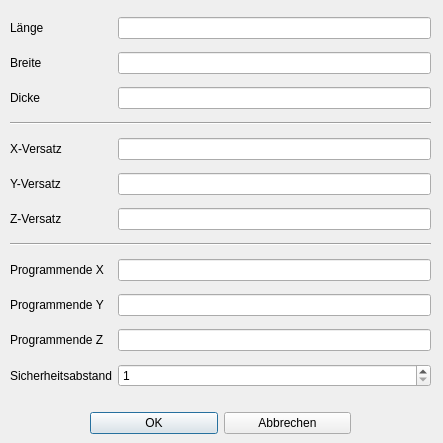
This is Dialoge/bearb/dialog_bearb_pkopf.ui in TischlerWilly/simson as Qt 5 draws it before an edit. The edited form follows.
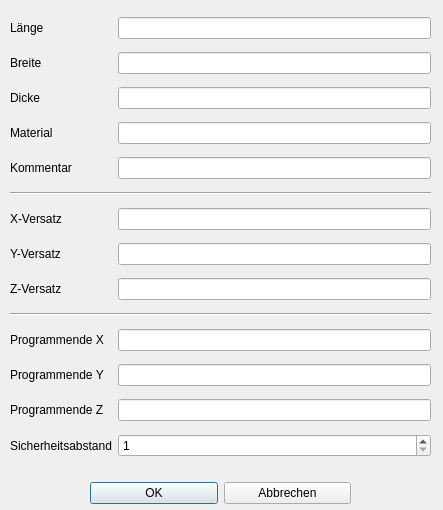
This is the edited form.

Commit message: pkopf erweitert um Material und Kommentar

What changed in the file:
```diff
--- a/Dialoge/bearb/dialog_bearb_pkopf.ui
+++ b/Dialoge/bearb/dialog_bearb_pkopf.ui
@@ -7,7 +7,7 @@
     <x>0</x>
     <y>0</y>
     <width>443</width>
-    <height>443</height>
+    <height>510</height>
    </rect>
   </property>
   <property name="windowTitle">
@@ -19,85 +19,67 @@
      <x>10</x>
      <y>10</y>
      <width>421</width>
-     <height>391</height>
+     <height>461</height>
     </rect>
    </property>
    <layout class="QGridLayout" name="gridLayout">
-    <item row="9" column="1">
-     <widget class="QLineEdit" name="lineEdit_prgend_y">
+    <item row="10" column="1">
+     <widget class="QLineEdit" name="lineEdit_prgend_x">
       <property name="toolTip">
-       <string>&lt;html&gt;&lt;head/&gt;&lt;body&gt;&lt;p&gt;Y-Position die zum Ende des NCN-Programmes angefahren wird.&lt;/p&gt;&lt;p&gt;AUTO holt den Wert aus der Maschineneinstellung.&lt;/p&gt;&lt;/body&gt;&lt;/html&gt;</string>
-      </property>
-     </widget>
-    </item>
-    <item row="10" column="0">
-     <widget class="QLabel" name="label_9">
-      <property name="text">
-       <string>Programmende Z</string>
-      </property>
-     </widget>
-    </item>
-    <item row="8" column="0">
-     <widget class="QLabel" name="label_7">
-      <property name="text">
-       <string>Programmende X</string>
+       <string>&lt;html&gt;&lt;head/&gt;&lt;body&gt;&lt;p&gt;X-Position die zum Ende des NCN-Programmes angefahren wird.&lt;/p&gt;&lt;p&gt;AUTO holt den Wert aus der Maschineneinstellung.&lt;/p&gt;&lt;/body&gt;&lt;/html&gt;</string>
       </property>
      </widget>
     </item>
     <item row="2" column="1">
      <widget class="QLineEdit" name="lineEdit_d"/>
     </item>
-    <item row="7" column="0" colspan="2">
-     <widget class="Line" name="line_2">
-      <property name="orientation">
-       <enum>Qt::Orientation::Horizontal</enum>
-      </property>
-     </widget>
-    </item>
-    <item row="1" column="0">
-     <widget class="QLabel" name="label_2">
+    <item row="7" column="0">
+     <widget class="QLabel" name="label_5">
       <property name="text">
-       <string>Breite</string>
+       <string>Y-Versatz</string>
       </property>
      </widget>
     </item>
-    <item row="6" column="1">
-     <widget class="QLineEdit" name="lineEdit_az"/>
+    <item row="0" column="1">
+     <widget class="QLineEdit" name="lineEdit_l"/>
     </item>
-    <item row="1" column="1">
-     <widget class="QLineEdit" name="lineEdit_b"/>
-    </item>
-    <item row="10" column="1">
-     <widget class="QLineEdit" name="lineEdit_prgend_z">
-      <property name="toolTip">
-       <string>&lt;html&gt;&lt;head/&gt;&lt;body&gt;&lt;p&gt;Z-Position die zum Ende des NCN-Programmes angefahren wird.&lt;/p&gt;&lt;p&gt;AUTO holt den Wert aus der Maschineneinstellung.&lt;/p&gt;&lt;/body&gt;&lt;/html&gt;</string>
+    <item row="8" column="0">
+     <widget class="QLabel" name="label_6">
+      <property name="text">
+       <string>Z-Versatz</string>
       </property>
      </widget>
     </item>
-    <item row="5" column="1">
+    <item row="7" column="1">
      <widget class="QLineEdit" name="lineEdit_ay"/>
     </item>
-    <item row="4" column="0">
-     <widget class="QLabel" name="label_4">
-      <property name="text">
-       <string>X-Versatz</string>
-      </property>
-     </widget>
-    </item>
-    <item row="9" column="0">
-     <widget class="QLabel" name="label_8">
-      <property name="text">
-       <string>Programmende Y</string>
-      </property>
-     </widget>
-    </item>
-    <item row="3" column="0" colspan="2">
+    <item row="5" column="0" colspan="2">
      <widget class="Line" name="line">
       <property name="orientation">
        <enum>Qt::Orientation::Horizontal</enum>
       </property>
      </widget>
     </item>
+    <item row="6" column="1">
+     <widget class="QLineEdit" name="lineEdit_ax"/>
+    </item>
+    <item row="10" column="0">
+     <widget class="QLabel" name="label_7">
+      <property name="text">
+       <string>Programmende X</string>
+      </property>
+     </widget>
+    </item>
+    <item row="8" column="1">
+     <widget class="QLineEdit" name="lineEdit_az"/>
+    </item>
+    <item row="11" column="1">
+     <widget class="QLineEdit" name="lineEdit_prgend_y">
+      <property name="toolTip">
+       <string>&lt;html&gt;&lt;head/&gt;&lt;body&gt;&lt;p&gt;Y-Position die zum Ende des NCN-Programmes angefahren wird.&lt;/p&gt;&lt;p&gt;AUTO holt den Wert aus der Maschineneinstellung.&lt;/p&gt;&lt;/body&gt;&lt;/html&gt;</string>
+      </property>
+     </widget>
+    </item>
     <item row="0" column="0">
      <widget class="QLabel" name="label">
       <property name="text">
@@ -105,26 +87,6 @@
       </property>
      </widget>
     </item>
-    <item row="0" column="1">
-     <widget class="QLineEdit" name="lineEdit_l"/>
-    </item>
-    <item row="8" column="1">
-     <widget class="QLineEdit" name="lineEdit_prgend_x">
-      <property name="toolTip">
-       <string>&lt;html&gt;&lt;head/&gt;&lt;body&gt;&lt;p&gt;X-Position die zum Ende des NCN-Programmes angefahren wird.&lt;/p&gt;&lt;p&gt;AUTO holt den Wert aus der Maschineneinstellung.&lt;/p&gt;&lt;/body&gt;&lt;/html&gt;</string>
-      </property>
-     </widget>
-    </item>
-    <item row="5" column="0">
-     <widget class="QLabel" name="label_5">
-      <property name="text">
-       <string>Y-Versatz</string>
-      </property>
-     </widget>
-    </item>
-    <item row="4" column="1">
-     <widget class="QLineEdit" name="lineEdit_ax"/>
-    </item>
     <item row="2" column="0">
      <widget class="QLabel" name="label_3">
       <property name="text">
@@ -132,21 +94,52 @@
       </property>
      </widget>
     </item>
+    <item row="1" column="1">
+     <widget class="QLineEdit" name="lineEdit_b"/>
+    </item>
     <item row="6" column="0">
-     <widget class="QLabel" name="label_6">
+     <widget class="QLabel" name="label_4">
       <property name="text">
-       <string>Z-Versatz</string>
+       <string>X-Versatz</string>
       </property>
      </widget>
     </item>
     <item row="11" column="0">
-     <widget class="QLabel" name="label_10">
+     <widget class="QLabel" name="label_8">
       <property name="text">
-       <string>Sicherheitsabstand</string>
+       <string>Programmende Y</string>
       </property>
      </widget>
     </item>
-    <item row="11" column="1">
+    <item row="9" column="0" colspan="2">
+     <widget class="Line" name="line_2">
+      <property name="orientation">
+       <enum>Qt::Orientation::Horizontal</enum>
+      </property>
+     </widget>
+    </item>
+    <item row="1" column="0">
+     <widget class="QLabel" name="label_2">
+      <property name="text">
+       <string>Breite</string>
+      </property>
+     </widget>
+    </item>
+    <item row="3" column="0">
+     <widget class="QLabel" name="label_11">
+      <property name="text">
+       <string>Material</string>
+      </property>
+     </widget>
+    </item>
+    <item row="12" column="1">
+     <widget class="QLineEdit" name="lineEdit_prgend_z">
+      <property name="toolTip">
+       <string>&lt;html&gt;&lt;head/&gt;&lt;body&gt;&lt;p&gt;Z-Position die zum Ende des NCN-Programmes angefahren wird.&lt;/p&gt;&lt;p&gt;AUTO holt den Wert aus der Maschineneinstellung.&lt;/p&gt;&lt;/body&gt;&lt;/html&gt;</string>
+      </property>
+     </widget>
+    </item>
+    <item row="13" column="1">
      <widget class="QDoubleSpinBox" name="doubleSpinBox_sichabst">
       <property name="decimals">
        <number>0</number>
@@ -159,13 +152,40 @@
       </property>
      </widget>
     </item>
+    <item row="13" column="0">
+     <widget class="QLabel" name="label_10">
+      <property name="text">
+       <string>Sicherheitsabstand</string>
+      </property>
+     </widget>
+    </item>
+    <item row="12" column="0">
+     <widget class="QLabel" name="label_9">
+      <property name="text">
+       <string>Programmende Z</string>
+      </property>
+     </widget>
+    </item>
+    <item row="4" column="0">
+     <widget class="QLabel" name="label_12">
+      <property name="text">
+       <string>Kommentar</string>
+      </property>
+     </widget>
+    </item>
+    <item row="3" column="1">
+     <widget class="QLineEdit" name="lineEdit_mat"/>
+    </item>
+    <item row="4" column="1">
+     <widget class="QLineEdit" name="lineEdit_kom"/>
+    </item>
    </layout>
   </widget>
   <widget class="QWidget" name="layoutWidget">
    <property name="geometry">
     <rect>
      <x>90</x>
-     <y>410</y>
+     <y>480</y>
      <width>261</width>
      <height>26</height>
     </rect>
```
Left out of the diff: 2 changed lines with no effect on the pictures. The commit also changes 8 other files.
